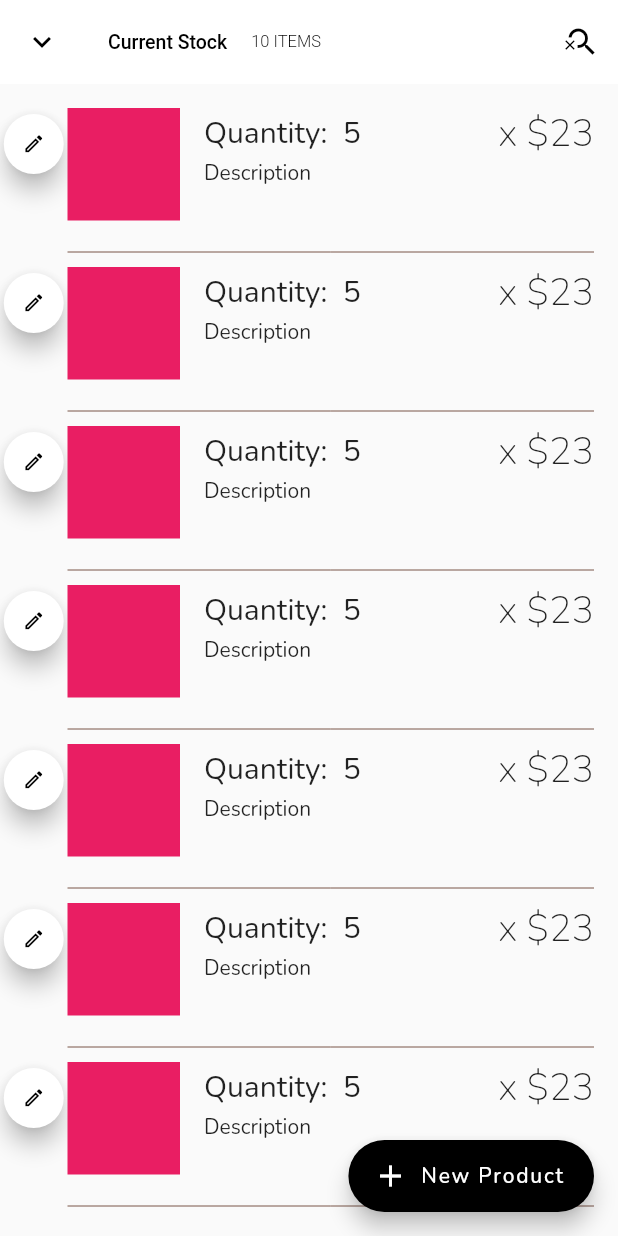
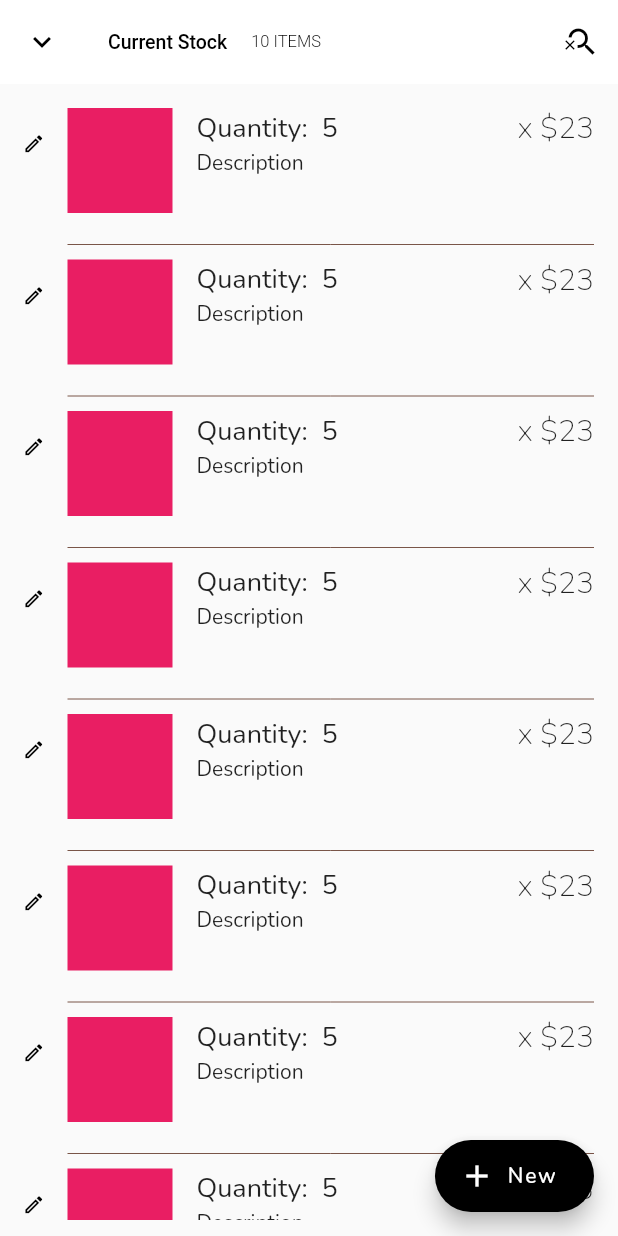
Before and after one commit to CreamyMilk/protoz, a Flutter app: the InventoryList screen opened by its route, on a phone screen of 412 x 824 dp. Run offline on Flutter 3.47's test engine with Material 2 defaults, Android fonts, the light colour scheme and no system bars; our stand-ins replace flutter_speed_dial, google_fonts, salomon_bottom_bar, webview_flutter; missing offline and left inert: barcode_scan.

Commit message:
🎅Minor sizing and contacts page update

```diff
--- a/lib/pages/sellerpages/stockList.dart
+++ b/lib/pages/sellerpages/stockList.dart
@@ -19,7 +19,7 @@ class _InventoryListState extends State<InventoryList> {
         onPressed: () {
           Navigator.of(context).pushNamed("/addProduct");
         },
-        label: Text("New Product",style: TextStyle(color: Colors.white),),
+        label: Text("New ",style: TextStyle(color: Colors.white),),
         icon: Icon(Icons.add,color: Colors.white,),
       ),
       appBar: AppBar(
@@ -261,12 +261,7 @@ class ShoppingCartRow extends StatelessWidget {
         children: [
           Container(
             width: _startColumnWidth,
-            child: FloatingActionButton(
-              heroTag: null,
-              //shape: DiamondBorder(),
-              backgroundColor: Colors.white,
-              mini: true,
-              child: IconButton(
+            child:  IconButton(
                 icon: const Icon(
                   Icons.edit_outlined,
                   color: Colors.black,
@@ -280,9 +275,7 @@ class ShoppingCartRow extends StatelessWidget {
                   );
                 },
               ),
-              onPressed: () {},
             ),
-          ),
           Expanded(
             child: Padding(
               padding: const EdgeInsetsDirectional.only(end: 16),
@@ -293,8 +286,8 @@ class ShoppingCartRow extends StatelessWidget {
                     children: [
                       Container(
                         color: Colors.pink,
-                        width: 75,
-                        height: 75,
+                        width: 70,
+                        height: 70,
                         // excludeFromSemantics: true,
                       ),
                       const SizedBox(width: 16),
@@ -308,13 +301,13 @@ class ShoppingCartRow extends StatelessWidget {
                                   child: Text("Quantity:  $quantity",
                                       style: TextStyle(
                                           fontWeight: FontWeight.w400,
-                                          fontSize: 20)),
+                                          fontSize: 18)),
                                 ),
                                 Text(
                                   "x \$${product.price}",
                                   style: TextStyle(
                                       fontWeight: FontWeight.w200,
-                                      fontSize: 25),
+                                      fontSize: 20),
                                 ),
                               ],
                             ),
--- a/lib/widgets/keypadwidget.dart
+++ b/lib/widgets/keypadwidget.dart
@@ -96,7 +96,7 @@ class _NumericKeyboardState extends State<NumericKeyboard> {
         child: Container(
           alignment: Alignment.center,
           width: MediaQuery.of(context).size.width *0.2,
-          height: 50,
+          height: 55,
           child: Text(
             value,
             style: TextStyle(
```
Also changed, not shown: lib/pages/buyerpages/productsList.dart (+8 -1 lines), lib/pages/sellerpages/newProducts.dart (+12 -3 lines).
